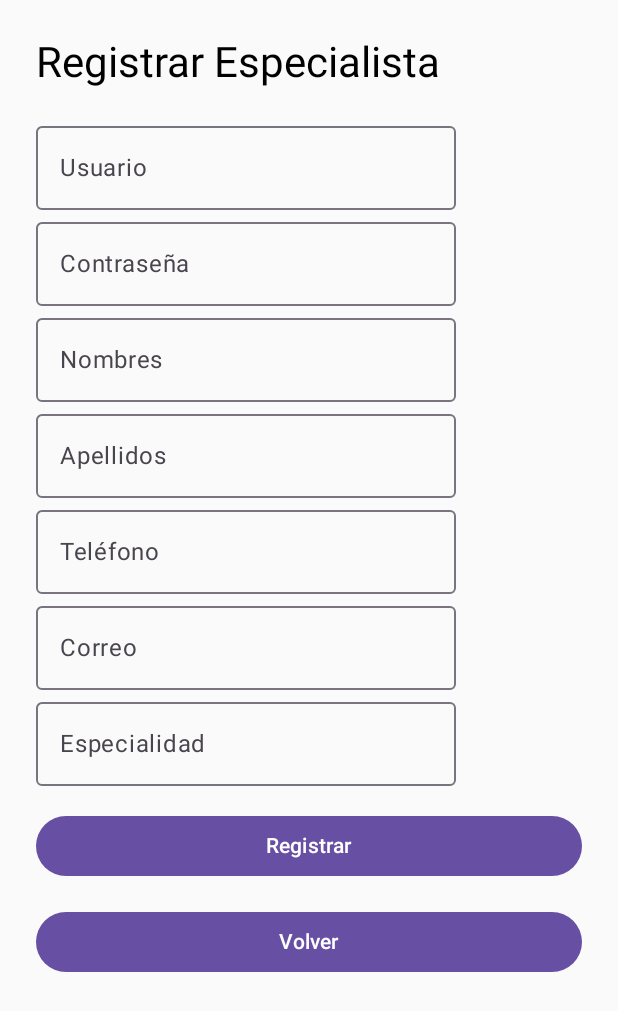
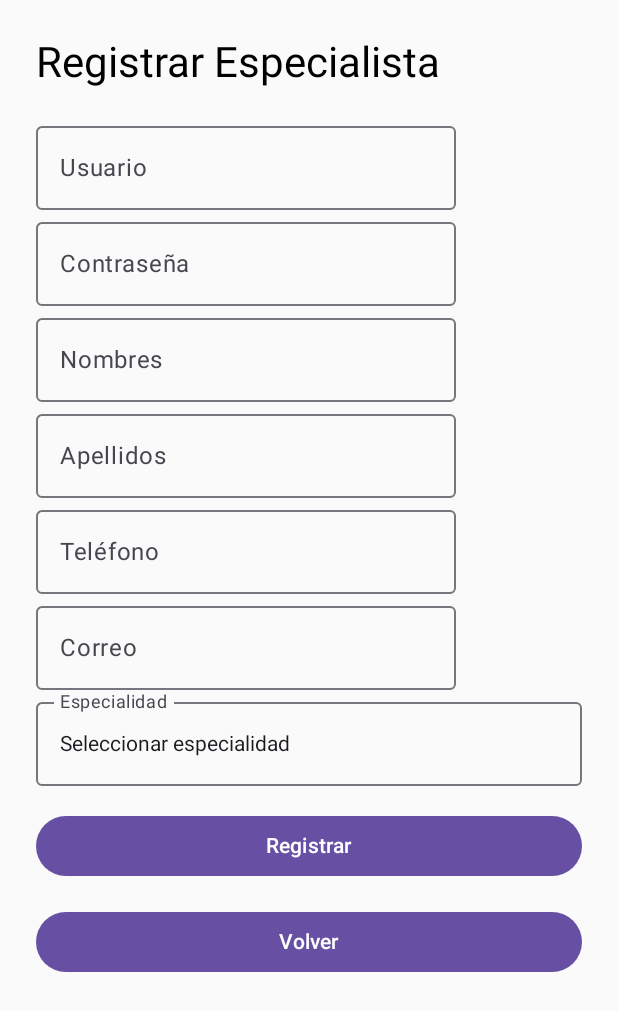
Before and after one commit to Sixguns25/app_pandax, an Android app built with Jetpack Compose: the AdminHomeScreen screen opened through its navigation route, after a tap on "Registrar Especialista", on a phone screen of 412 x 824 dp. Shown: the top 1011 px of the screen. Run offline under Robolectric (Android 15) with nearby library versions, the phone set to English and light mode, and no system bars; our stand-ins replace Room's generated code.

Commit message:
Se agregó un CRUD para especialidades

```diff
--- a/app/src/main/java/com/tesis/aplicacionpandax/MainActivity.kt
+++ b/app/src/main/java/com/tesis/aplicacionpandax/MainActivity.kt
@@ -17,6 +17,7 @@ import com.tesis.aplicacionpandax.ui.navigation.NavRoutes
 import com.tesis.aplicacionpandax.ui.screens.admin.AdminHomeScreen
 import com.tesis.aplicacionpandax.ui.screens.admin.RegisterChildScreen
 import com.tesis.aplicacionpandax.ui.screens.admin.RegisterSpecialistScreen
+import com.tesis.aplicacionpandax.ui.screens.admin.SpecialtiesManagementScreen
 import com.tesis.aplicacionpandax.ui.screens.child.ChildHomeScreen
 import com.tesis.aplicacionpandax.ui.screens.common.LoginScreen
 import com.tesis.aplicacionpandax.ui.screens.specialist.SpecialistHomeScreen
@@ -71,6 +72,7 @@ class MainActivity : ComponentActivity() {
                     AdminHomeScreen(
                         onRegisterSpecialist = { navController.navigate(NavRoutes.RegisterSpecialist.route) },
                         onRegisterChild = { navController.navigate(NavRoutes.RegisterChild.route) },
+                        onManageSpecialties = { navController.navigate("manage_specialties") }, // Agregado
                         onLogout = {
                             loggedUserId = null
                             navController.navigate(NavRoutes.Login.route) {
@@ -82,6 +84,7 @@ class MainActivity : ComponentActivity() {
                 composable(NavRoutes.RegisterSpecialist.route) {
                     RegisterSpecialistScreen(
                         repo = authRepo,
+                        db = db,
                         onBack = { navController.popBackStack() }
                     )
                 }
@@ -92,13 +95,19 @@ class MainActivity : ComponentActivity() {
                         onBack = { navController.popBackStack() }
                     )
                 }
+                composable("manage_specialties") { // Nueva ruta
+                    SpecialtiesManagementScreen(
+                        db = db,
+                        onBack = { navController.popBackStack() }
+                    )
+                }
 
                 // Specialist
                 composable(NavRoutes.SpecialistHome.route) {
                     SpecialistHomeScreen(
                         specialistId = loggedUserId ?: -1,
                         childrenFlow = db.childDao().getChildrenForSpecialist(loggedUserId ?: -1),
-                        progressRepo = progressRepo, // Agregar progressRepo
+                        progressRepo = progressRepo,
                         onLogout = {
                             loggedUserId = null
                             navController.navigate(NavRoutes.Login.route) {
@@ -113,7 +122,7 @@ class MainActivity : ComponentActivity() {
                         repo = authRepo,
                         specialists = specialists,
                         onBack = { navController.popBackStack() },
-                        specialistId = loggedUserId // Pasamos el ID del especialista logueado
+                        specialistId = loggedUserId
                     )
                 }
 
@@ -129,6 +138,7 @@ class MainActivity : ComponentActivity() {
                         child = child,
                         specialist = specialist,
                         progressRepo = progressRepo,
+                        db = db,
                         onLogout = {
                             loggedUserId = null
                             navController.navigate(NavRoutes.Login.route) {
@@ -137,7 +147,6 @@ class MainActivity : ComponentActivity() {
                         }
                     )
                 }
-
             }
         }
     }
--- a/app/src/main/java/com/tesis/aplicacionpandax/data/dao/SpecialistDao.kt
+++ b/app/src/main/java/com/tesis/aplicacionpandax/data/dao/SpecialistDao.kt
@@ -19,4 +19,7 @@ interface SpecialistDao {
 
     @Query("SELECT * FROM specialists WHERE userId = :id LIMIT 1")
     fun getById(id: Long): Flow<Specialist?>
+
+    @Query("SELECT * FROM specialists WHERE specialtyId = :specialtyId")
+    suspend fun getSpecialistsBySpecialtyId(specialtyId: Long): List<Specialist>
 }
--- /dev/null
+++ b/app/src/main/java/com/tesis/aplicacionpandax/data/dao/SpecialtyDao.kt
@@ -0,0 +1,27 @@
+package com.tesis.aplicacionpandax.data.dao
+
+import androidx.room.Dao
+import androidx.room.Delete
+import androidx.room.Insert
+import androidx.room.Query
+import androidx.room.Update
+import com.tesis.aplicacionpandax.data.entity.Specialty
+import kotlinx.coroutines.flow.Flow
+
+@Dao
+interface SpecialtyDao {
+    @Insert
+    suspend fun insert(specialty: Specialty)
+
+    @Update
+    suspend fun update(specialty: Specialty)
+
+    @Delete
+    suspend fun delete(specialty: Specialty)
+
+    @Query("SELECT * FROM specialties")
+    fun getAll(): Flow<List<Specialty>>
+
+    @Query("SELECT * FROM specialties WHERE id = :id")
+    suspend fun getById(id: Long): Specialty?
+}
--- /dev/null
+++ b/app/src/main/java/com/tesis/aplicacionpandax/data/entity/Specialty.kt
@@ -0,0 +1,10 @@
+package com.tesis.aplicacionpandax.data.entity
+
+import androidx.room.Entity
+import androidx.room.PrimaryKey
+
+@Entity(tableName = "specialties")
+data class Specialty(
+    @PrimaryKey(autoGenerate = true) val id: Long = 0L,
+    val name: String  // e.g., "Conducta"
+)
--- a/app/src/main/java/com/tesis/aplicacionpandax/ui/screens/admin/AdminHomeScreen.kt
+++ b/app/src/main/java/com/tesis/aplicacionpandax/ui/screens/admin/AdminHomeScreen.kt
@@ -3,6 +3,7 @@ package com.tesis.aplicacionpandax.ui.screens.admin
 import androidx.compose.foundation.layout.*
 import androidx.compose.material3.*
 import androidx.compose.runtime.Composable
+import androidx.compose.ui.Alignment
 import androidx.compose.ui.Modifier
 import androidx.compose.ui.unit.dp
 
@@ -10,13 +11,15 @@ import androidx.compose.ui.unit.dp
 fun AdminHomeScreen(
     onRegisterSpecialist: () -> Unit,
     onRegisterChild: () -> Unit,
+    onManageSpecialties: () -> Unit, // Agregado
     onLogout: () -> Unit
 ) {
     Column(
         modifier = Modifier
             .fillMaxSize()
             .padding(24.dp),
-        verticalArrangement = Arrangement.Center
+        verticalArrangement = Arrangement.Center,
+        horizontalAlignment = Alignment.CenterHorizontally
     ) {
         Text("Panel de Administrador", style = MaterialTheme.typography.headlineMedium)
         Spacer(modifier = Modifier.height(32.dp))
@@ -39,8 +42,21 @@ fun AdminHomeScreen(
 
         Spacer(modifier = Modifier.height(16.dp))
 
-        Button(onClick = onLogout) {
-            Text("Cerrar sesión")
+        Button(
+            onClick = onManageSpecialties, // Nuevo botón
+            modifier = Modifier.fillMaxWidth()
+        ) {
+            Text("Gestionar Especialidades")
+        }
+
+        Spacer(modifier = Modifier.height(16.dp))
+
+        Button(
+            onClick = onLogout,
+            modifier = Modifier.fillMaxWidth(),
+            colors = ButtonDefaults.buttonColors(containerColor = MaterialTheme.colorScheme.secondary)
+        ) {
+            Text("Cerrar Sesión")
         }
     }
 }
--- a/app/src/main/java/com/tesis/aplicacionpandax/ui/screens/admin/RegisterSpecialistScreen.kt
+++ b/app/src/main/java/com/tesis/aplicacionpandax/ui/screens/admin/RegisterSpecialistScreen.kt
@@ -5,12 +5,16 @@ import androidx.compose.material3.*
 import androidx.compose.runtime.*
 import androidx.compose.ui.Modifier
 import androidx.compose.ui.unit.dp
+import com.tesis.aplicacionpandax.data.AppDatabase
+import com.tesis.aplicacionpandax.data.entity.Specialty
 import com.tesis.aplicacionpandax.repository.AuthRepository
 import kotlinx.coroutines.launch
 
+@OptIn(ExperimentalMaterial3Api::class)
 @Composable
 fun RegisterSpecialistScreen(
     repo: AuthRepository,
+    db: AppDatabase,  // Agregado para acceder a specialtyDao
     onBack: () -> Unit
 ) {
     var username by remember { mutableStateOf("") }
@@ -19,10 +23,12 @@ fun RegisterSpecialistScreen(
     var lastName by remember { mutableStateOf("") }
     var phone by remember { mutableStateOf("") }
     var email by remember { mutableStateOf("") }
-    var specialty by remember { mutableStateOf("") }
+    var selectedSpecialtyId by remember { mutableStateOf<Long?>(null) }  // Cambiado de specialty a selectedSpecialtyId
+    var expanded by remember { mutableStateOf(false) }  // Estado para dropdown
     var message by remember { mutableStateOf<String?>(null) }
 
     val scope = rememberCoroutineScope()
+    val specialties by db.specialtyDao().getAll().collectAsState(initial = emptyList())  // Obtener especialidades
 
     Column(
         modifier = Modifier
@@ -39,14 +45,48 @@ fun RegisterSpecialistScreen(
         OutlinedTextField(value = lastName, onValueChange = { lastName = it }, label = { Text("Apellidos") })
         OutlinedTextField(value = phone, onValueChange = { phone = it }, label = { Text("Teléfono") })
         OutlinedTextField(value = email, onValueChange = { email = it }, label = { Text("Correo") })
-        OutlinedTextField(value = specialty, onValueChange = { specialty = it }, label = { Text("Especialidad") })
+
+        // Dropdown para especialidades
+        ExposedDropdownMenuBox(
+            expanded = expanded,
+            onExpandedChange = { expanded = !expanded },
+            modifier = Modifier.fillMaxWidth()
+        ) {
+            OutlinedTextField(
+                value = specialties.find { it.id == selectedSpecialtyId }?.name ?: "Seleccionar especialidad",
+                onValueChange = {},
+                readOnly = true,
+                label = { Text("Especialidad") },
+                modifier = Modifier
+                    .fillMaxWidth()
+                    .menuAnchor()
+            )
+            ExposedDropdownMenu(
+                expanded = expanded,
+                onDismissRequest = { expanded = false }
+            ) {
+                specialties.forEach { specialty ->
+                    DropdownMenuItem(
+                        text = { Text(specialty.name) },
+                        onClick = {
+                            selectedSpecialtyId = specialty.id
+                            expanded = false
+                        }
+                    )
+                }
+            }
+        }
 
         Spacer(modifier = Modifier.height(16.dp))
 
         Button(onClick = {
+            if (selectedSpecialtyId == null) {
+                message = "Error: Selecciona una especialidad"
+                return@Button
+            }
             scope.launch {
                 val result = repo.registerSpecialist(
-                    username, password, firstName, lastName, phone, email, specialty
+                    username, password, firstName, lastName, phone, email, selectedSpecialtyId!!  // Usa specialtyId
                 )
                 message = result.fold(
                     onSuccess = { "Especialista registrado correctamente ✅" },
--- a/app/src/main/java/com/tesis/aplicacionpandax/ui/screens/child/ChildHomeScreen.kt
+++ b/app/src/main/java/com/tesis/aplicacionpandax/ui/screens/child/ChildHomeScreen.kt
@@ -20,6 +20,7 @@ import androidx.navigation.compose.NavHost
 import androidx.navigation.compose.composable
 import androidx.navigation.compose.currentBackStackEntryAsState
 import androidx.navigation.compose.rememberNavController
+import com.tesis.aplicacionpandax.data.AppDatabase
 import com.tesis.aplicacionpandax.data.entity.Child
 import com.tesis.aplicacionpandax.data.entity.GameSession
 import com.tesis.aplicacionpandax.data.entity.Specialist
@@ -35,6 +36,7 @@ fun ChildHomeScreen(
     child: Child?,
     specialist: Specialist?,
     progressRepo: ProgressRepository,
+    db: AppDatabase,
     onLogout: () -> Unit
 ) {
     val navController = rememberNavController()
@@ -69,7 +71,7 @@ fun ChildHomeScreen(
             modifier = Modifier.padding(padding)
         ) {
             composable("home") {
-                ChildHomeSection(child, specialist)
+                ChildHomeSection(child, specialist, db)
             }
             composable("games") {
                 GamesMenuScreen(child = child, navController = navController)
```
Also changed, not shown: app/src/main/java/com/tesis/aplicacionpandax/data/AppDatabase.kt (+57 -6 lines), app/src/main/java/com/tesis/aplicacionpandax/data/entity/Specialist.kt (+9 -2 lines), app/src/main/java/com/tesis/aplicacionpandax/repository/AuthRepository.kt (+6 -2 lines), app/src/main/java/com/tesis/aplicacionpandax/ui/screens/admin/SpecialtiesManagementScreen.kt (added, +165 -0 lines), app/src/main/java/com/tesis/aplicacionpandax/ui/screens/child/ChildHomeSection.kt (+21 -3 lines).
